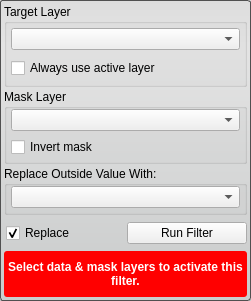
Above: Interface/ToolInterface/MaskDataFilterInterface.ui from jessdtate/Seg3D before the change. Below: the same form after it.
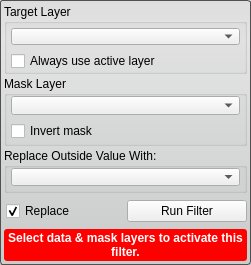
That is the form after the change. Custom widgets are drawn as their Qt base class.

Commit message: updates to the Cmake files to remove warnings on Externals updated the SingleTargetTool so that it can handle setting the validity properly for tools and filters that have more than one required combobox. updated all the tool and filter UI's

```diff
--- a/Interface/ToolInterface/MaskDataFilterInterface.ui
+++ b/Interface/ToolInterface/MaskDataFilterInterface.ui
@@ -7,7 +7,7 @@
     <x>0</x>
     <y>0</y>
     <width>251</width>
-    <height>301</height>
+    <height>265</height>
    </rect>
   </property>
   <property name="sizePolicy">
@@ -16,12 +16,6 @@
     <verstretch>0</verstretch>
    </sizepolicy>
   </property>
-  <property name="minimumSize">
-   <size>
-    <width>0</width>
-    <height>300</height>
-   </size>
-  </property>
   <property name="windowTitle">
    <string>Mask Data Filter</string>
   </property>
@@ -44,7 +38,13 @@
      <property name="minimumSize">
       <size>
        <width>0</width>
-       <height>83</height>
+       <height>70</height>
+      </size>
+     </property>
+     <property name="maximumSize">
+      <size>
+       <width>16777215</width>
+       <height>70</height>
       </size>
      </property>
      <property name="title">
@@ -100,6 +100,18 @@
    </item>
    <item>
     <widget class="QGroupBox" name="connected_to_mask_groupbox_">
+     <property name="minimumSize">
+      <size>
+       <width>0</width>
+       <height>70</height>
+      </size>
+     </property>
+     <property name="maximumSize">
+      <size>
+       <width>16777215</width>
+       <height>70</height>
+      </size>
+     </property>
      <property name="title">
       <string>Mask Layer</string>
      </property>
@@ -159,6 +171,18 @@
    </item>
    <item>
     <widget class="QGroupBox" name="groupBox">
+     <property name="minimumSize">
+      <size>
+       <width>0</width>
+       <height>45</height>
+      </size>
+     </property>
+     <property name="maximumSize">
+      <size>
+       <width>16777215</width>
+       <height>45</height>
+      </size>
+     </property>
      <property name="title">
       <string>Replace Outside Value With:</string>
      </property>
@@ -249,6 +273,12 @@
        <height>32</height>
       </size>
      </property>
+     <property name="maximumSize">
+      <size>
+       <width>16777215</width>
+       <height>32</height>
+      </size>
+     </property>
      <property name="styleSheet">
       <string notr="true">QLabel#message_{
 	color: white;
```
The commit also changes 34 other files.
